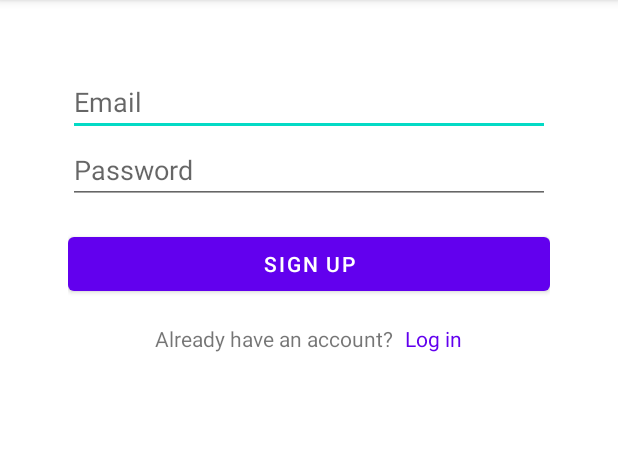
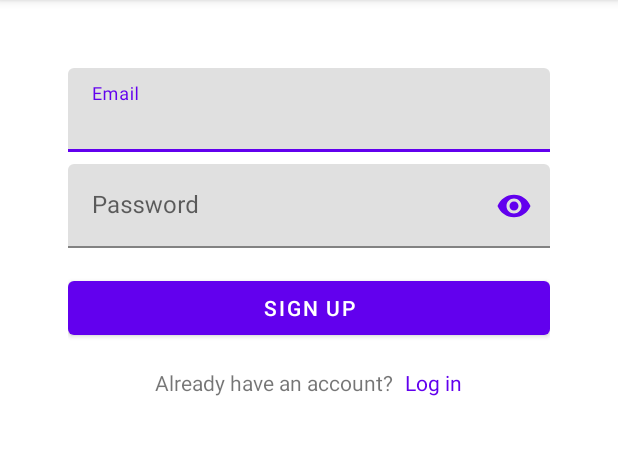
Before and after one commit to VictoriyaRoy/MapsGPS, an Android app: the screen it shows after launch (SignUpActivity), after a tap on "Sign up", on a phone screen of 412 x 824 dp, the part 84-539 px from its top. Run offline under Robolectric (Android 15) with nearby library versions, the phone set to English and light mode, and no system bars; our stand-ins replace Firebase (no records; nobody signed in at launch, a user with empty details on screens opened directly); 1 other tap on this screen came first.

Commit message:
Add credentials check

```diff
--- a/app/src/main/java/com/example/mapsgps/LoginActivity.java
+++ b/app/src/main/java/com/example/mapsgps/LoginActivity.java
@@ -7,22 +7,24 @@ import android.content.Intent;
 import android.os.Bundle;
 import android.view.View;
 import android.widget.Button;
-import android.widget.EditText;
 import android.widget.TextView;
 import android.widget.Toast;
 
 import com.google.android.gms.tasks.OnCompleteListener;
 import com.google.android.gms.tasks.Task;
+import com.google.android.material.textfield.TextInputLayout;
+import com.google.firebase.FirebaseNetworkException;
 import com.google.firebase.auth.AuthResult;
 import com.google.firebase.auth.FirebaseAuth;
-import com.google.firebase.auth.FirebaseUser;
+import com.google.firebase.auth.FirebaseAuthInvalidCredentialsException;
+import com.google.firebase.auth.FirebaseAuthInvalidUserException;
 
 
 public class LoginActivity extends AppCompatActivity {
 
     private FirebaseAuth mAuth;
 
-    private EditText email_et, password_et;
+    private TextInputLayout emailInput, passwordInput;
     private Button login_btn;
     private TextView sign_up_tv;
 
@@ -33,14 +35,16 @@ public class LoginActivity extends AppCompatActivity {
 
         mAuth = FirebaseAuth.getInstance();
 
-        email_et = findViewById(R.id.email_et);
-        password_et = findViewById(R.id.password_et);
+        emailInput = findViewById(R.id.email);
+        passwordInput = findViewById(R.id.password);
 
         login_btn = findViewById(R.id.login);
         login_btn.setOnClickListener(new View.OnClickListener() {
             @Override
             public void onClick(View v) {
-                loginWithEmail(email_et.getText().toString(), password_et.getText().toString());
+                if (Credentials.checkEmailEmpty(emailInput) & Credentials.checkEmpty(passwordInput)){
+                    loginWithEmail(Credentials.getData(emailInput).trim(), Credentials.getData(passwordInput));
+                }
             }
         });
 
@@ -59,15 +63,36 @@ public class LoginActivity extends AppCompatActivity {
             @Override
             public void onComplete(@NonNull Task<AuthResult> task) {
                 if (task.isSuccessful()) {
-                    Toast.makeText(LoginActivity.this, "Authorization is successful", Toast.LENGTH_SHORT).show();
                     Intent intent = new Intent(LoginActivity.this, MapsActivity.class);
                     intent.setFlags(Intent.FLAG_ACTIVITY_NEW_TASK | Intent.FLAG_ACTIVITY_CLEAR_TASK);
                     startActivity(intent);
                 } else{
-                    Toast.makeText(LoginActivity.this, "Authorization is failed", Toast.LENGTH_SHORT).show();
+                    try {
+                        throw task.getException();
+                    } catch (FirebaseAuthInvalidUserException e){
+                        emailInput.setError("User with this email doesn't exist");
+                        emailInput.setErrorEnabled(true);
+                    } catch (FirebaseAuthInvalidCredentialsException e){
+                        Toast.makeText(LoginActivity.this, "Check your email and password and try again", Toast.LENGTH_SHORT).show();
+                    } catch (FirebaseNetworkException e) {
+                        Toast.makeText(LoginActivity.this, "Check your internet connection and try again", Toast.LENGTH_SHORT).show();
+                    } catch (Exception e){
+                        Toast.makeText(LoginActivity.this, e.getClass().toString(), Toast.LENGTH_SHORT).show();
+                    }
+
                 }
             }
         });
     }
 
+    @Override
+    protected void onStart() {
+        super.onStart();
+
+        emailInput.getEditText().setText("");
+        emailInput.setErrorEnabled(false);
+
+        passwordInput.getEditText().setText("");
+        passwordInput.setErrorEnabled(false);
+    }
 }
--- a/app/src/main/java/com/example/mapsgps/MapsActivity.java
+++ b/app/src/main/java/com/example/mapsgps/MapsActivity.java
@@ -286,7 +286,9 @@ public class MapsActivity extends AppCompatActivity implements OnMapReadyCallbac
     protected void onStart() {
         super.onStart();
         FirebaseUser currentUser = mAuth.getCurrentUser();
-        if (currentUser == null){
+        if (currentUser != null){
+            Toast.makeText(MapsActivity.this, currentUser.getEmail(), Toast.LENGTH_LONG).show();
+        } else {
             signOut();
         }
     }
--- a/app/src/main/java/com/example/mapsgps/SignUpActivity.java
+++ b/app/src/main/java/com/example/mapsgps/SignUpActivity.java
@@ -6,20 +6,23 @@ import androidx.appcompat.app.AppCompatActivity;
 import android.os.Bundle;
 import android.view.View;
 import android.widget.Button;
-import android.widget.EditText;
 import android.widget.TextView;
 import android.widget.Toast;
 
 import com.google.android.gms.tasks.OnCompleteListener;
 import com.google.android.gms.tasks.Task;
+import com.google.android.material.textfield.TextInputLayout;
+import com.google.firebase.FirebaseNetworkException;
 import com.google.firebase.auth.AuthResult;
 import com.google.firebase.auth.FirebaseAuth;
+import com.google.firebase.auth.FirebaseAuthInvalidCredentialsException;
+import com.google.firebase.auth.FirebaseAuthUserCollisionException;
 
 public class SignUpActivity extends AppCompatActivity {
 
     private FirebaseAuth mAuth;
 
-    private EditText email_et, password_et;
+    private TextInputLayout emailInput, passwordInput;
     private Button sign_up_btn;
     private TextView login_tv;
 
@@ -30,8 +33,8 @@ public class SignUpActivity extends AppCompatActivity {
 
         mAuth = FirebaseAuth.getInstance();
 
-        email_et = findViewById(R.id.email_et);
-        password_et = findViewById(R.id.password_et);
+        emailInput = findViewById(R.id.email);
+        passwordInput = findViewById(R.id.password);
 
         login_tv = findViewById(R.id.login);
         login_tv.setOnClickListener(new View.OnClickListener() {
@@ -45,7 +48,9 @@ public class SignUpActivity extends AppCompatActivity {
         sign_up_btn.setOnClickListener(new View.OnClickListener() {
             @Override
             public void onClick(View v) {
-                signUpWithEmail(email_et.getText().toString(), password_et.getText().toString());
+                if (Credentials.checkEmailEmpty(emailInput) & Credentials.validatePassword(passwordInput)){
+                    signUpWithEmail(Credentials.getData(emailInput).trim(), Credentials.getData(passwordInput));
+                }
             }
         });
     }
@@ -56,9 +61,22 @@ public class SignUpActivity extends AppCompatActivity {
             public void onComplete(@NonNull Task<AuthResult> task) {
                 if (task.isSuccessful()) {
                     Toast.makeText(SignUpActivity.this, "Registration is successful", Toast.LENGTH_SHORT).show();
+                    mAuth.signOut();
                     finish();
                 } else{
-                    Toast.makeText(SignUpActivity.this, "Registration is failed", Toast.LENGTH_SHORT).show();
+                    try {
+                        throw task.getException();
+                    } catch(FirebaseAuthInvalidCredentialsException e) {
+                        emailInput.setError("Invalid email");
+                        emailInput.setErrorEnabled(true);
+                    } catch(FirebaseAuthUserCollisionException e) {
+                        emailInput.setError("User with this email already exists");
+                        emailInput.setErrorEnabled(true);
+                    } catch (FirebaseNetworkException e) {
+                        Toast.makeText(SignUpActivity.this, "Check your internet connection and try again", Toast.LENGTH_SHORT).show();
+                    } catch(Exception e) {
+                        Toast.makeText(SignUpActivity.this, e.getMessage(), Toast.LENGTH_SHORT).show();
+                    }
                 }
             }
         });
--- a/app/src/main/res/layout/activity_sign_up.xml
+++ b/app/src/main/res/layout/activity_sign_up.xml
@@ -1,26 +1,42 @@
 <?xml version="1.0" encoding="utf-8"?>
-<RelativeLayout
-    xmlns:android="http://schemas.android.com/apk/res/android"
+<RelativeLayout xmlns:android="http://schemas.android.com/apk/res/android"
     xmlns:tools="http://schemas.android.com/tools"
     android:layout_width="match_parent"
     android:layout_height="match_parent"
-    tools:context=".SignpActivity"
+    xmlns:app="http://schemas.android.com/apk/res-auto"
+    tools:context=".SignUpActivity"
     android:padding="45dp">
 
 
-    <EditText
-        android:id="@+id/email_et"
-        android:hint="Email"
+    <com.google.android.material.textfield.TextInputLayout
+        android:id="@+id/email"
         android:layout_width="match_parent"
-        android:layout_height="wrap_content"/>
+        android:layout_height="wrap_content">
 
-    <EditText
-        android:id="@+id/password_et"
-        android:hint="Password"
+        <com.google.android.material.textfield.TextInputEditText
+            android:layout_width="match_parent"
+            android:layout_height="wrap_content"
+            android:hint="Email" />
+
+    </com.google.android.material.textfield.TextInputLayout>
+
+    <com.google.android.material.textfield.TextInputLayout
+        android:id="@+id/password"
+        android:layout_below="@id/email"
         android:layout_width="match_parent"
         android:layout_height="wrap_content"
-        android:inputType="textPassword"
-        android:layout_below="@id/email_et"/>
+        android:layout_marginTop="8dp"
+        app:passwordToggleContentDescription="description"
+        app:passwordToggleEnabled="true"
+        app:passwordToggleTint="@color/purple_500">
+
+        <com.google.android.material.textfield.TextInputEditText
+            android:layout_width="match_parent"
+            android:layout_height="wrap_content"
+            android:hint="Password"
+            android:inputType="textPassword" />
+
+    </com.google.android.material.textfield.TextInputLayout>
 
     <Button
         android:id="@+id/sign_up"
@@ -28,7 +44,7 @@
         android:layout_width="match_parent"
         android:layout_height="wrap_content"
         android:layout_marginTop="16dp"
-        android:layout_below="@id/password_et"/>
+        android:layout_below="@id/password"/>
 
     <LinearLayout
         android:layout_width="wrap_content"
```
Also changed, not shown: app/src/main/java/com/example/mapsgps/Credentials.java (added, +57 -0 lines), app/src/main/res/layout/activity_login.xml (+28 -14 lines).
